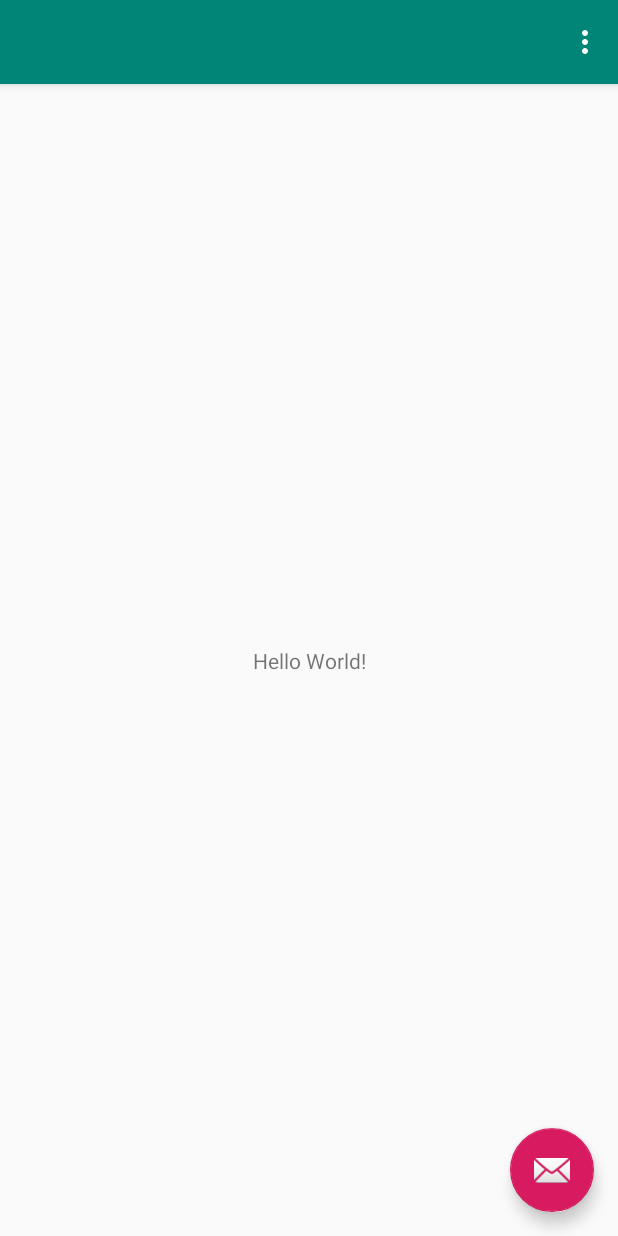
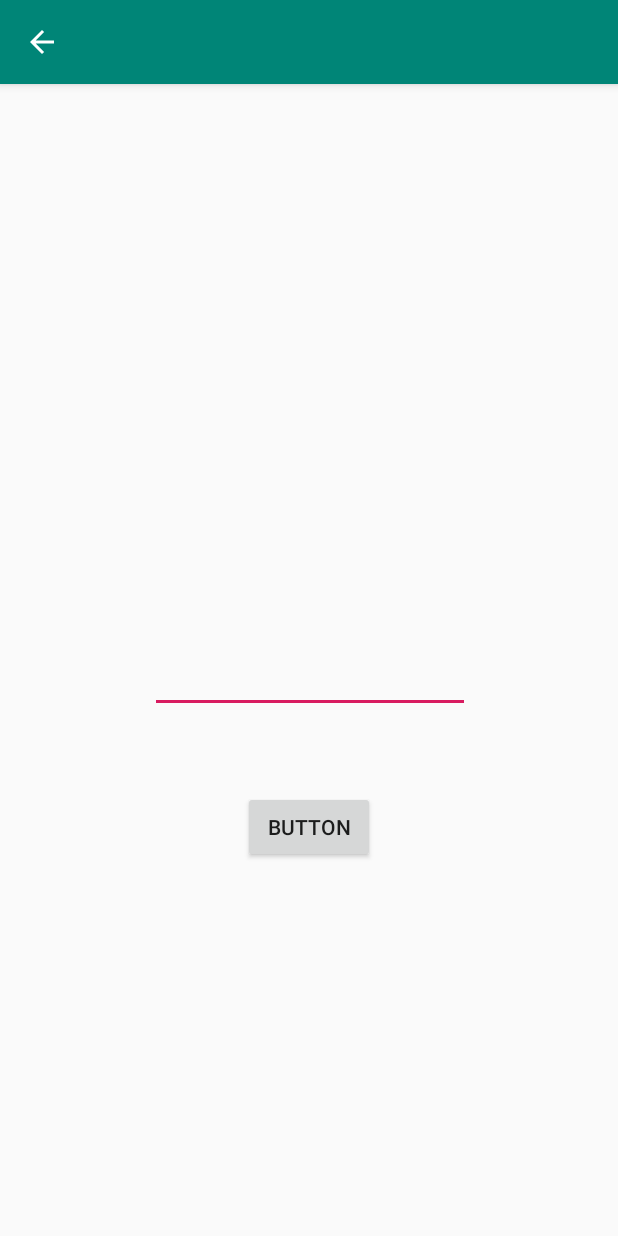
Before and after one commit to c0deful/shoppin-list-app, an Android app: the screen it shows after launch (ShoppingListActivity before the commit, SettingsActivity after it), in the options menu, after a tap on an icon or button, on a phone screen of 412 x 824 dp. Run offline under Robolectric (Android 15) with nearby library versions, the phone set to English and light mode, and no system bars.

Commit message:
Add base activity content for product list and settings

```diff
--- a/app/src/main/AndroidManifest.xml
+++ b/app/src/main/AndroidManifest.xml
@@ -1,6 +1,6 @@
 <?xml version="1.0" encoding="utf-8"?>
 <manifest xmlns:android="http://schemas.android.com/apk/res/android"
-    package="dplewa.pl.shoppinglistapp" >
+    package="pl.dplewa.shoppinglistapp" >
 
     <application
         android:allowBackup="true"
@@ -15,10 +15,10 @@
             android:theme="@style/AppTheme.NoActionBar" >
             <intent-filter>
                 <action android:name="android.intent.action.MAIN" />
-
                 <category android:name="android.intent.category.LAUNCHER" />
             </intent-filter>
         </activity>
+        <activity android:name=".SettingsActivity" android:parentActivityName=".ShoppingListActivity"/>
     </application>
 
 </manifest>
--- /dev/null
+++ b/app/src/main/java/pl/dplewa/shoppinglistapp/AddProductActivity.java
@@ -0,0 +1,6 @@
+package pl.dplewa.shoppinglistapp;
+
+import android.support.v7.app.AppCompatActivity;
+
+public class AddProductActivity extends AppCompatActivity {
+}
--- /dev/null
+++ b/app/src/main/java/pl/dplewa/shoppinglistapp/EditProductActivity.java
@@ -0,0 +1,6 @@
+package pl.dplewa.shoppinglistapp;
+
+import android.support.v7.app.AppCompatActivity;
+
+public class EditProductActivity extends AppCompatActivity {
+}
--- /dev/null
+++ b/app/src/main/java/pl/dplewa/shoppinglistapp/Product.java
@@ -0,0 +1,39 @@
+package pl.dplewa.shoppinglistapp;
+
+import java.math.BigDecimal;
+
+public class Product {
+    private String name;
+    private BigDecimal price;
+    private boolean isPurchased;
+
+    public Product(String name, BigDecimal price, boolean isPurchased) {
+        this.name = name;
+        this.price = price;
+        this.isPurchased = isPurchased;
+    }
+
+    public String getName() {
+        return name;
+    }
+
+    public void setName(String name) {
+        this.name = name;
+    }
+
+    public BigDecimal getPrice() {
+        return price;
+    }
+
+    public void setPrice(BigDecimal price) {
+        this.price = price;
+    }
+
+    public boolean isPurchased() {
+        return isPurchased;
+    }
+
+    public void setPurchased(boolean purchased) {
+        isPurchased = purchased;
+    }
+}
--- /dev/null
+++ b/app/src/main/java/pl/dplewa/shoppinglistapp/ProductAdapter.java
@@ -0,0 +1,54 @@
+package pl.dplewa.shoppinglistapp;
+
+import android.content.Context;
+import android.support.annotation.NonNull;
+import android.support.v7.widget.RecyclerView;
+import android.view.LayoutInflater;
+import android.view.View;
+import android.view.ViewGroup;
+import android.widget.CheckBox;
+import android.widget.TextView;
+
+import java.util.List;
+
+public class ProductAdapter extends RecyclerView.Adapter<ProductAdapter.ViewHolder> {
+
+    private List<Product> products;
+    private Context context;
+
+    public ProductAdapter(List<Product> products, Context context) {
+        this.products = products;
+        this.context = context;
+    }
+
+    @NonNull
+    @Override
+    public ProductAdapter.ViewHolder onCreateViewHolder(@NonNull ViewGroup viewGroup, int i) {
+        return new ViewHolder(LayoutInflater.from(viewGroup.getContext())
+                .inflate(R.layout.product, viewGroup, false));
+    }
+
+    @Override
+    public void onBindViewHolder(@NonNull ProductAdapter.ViewHolder viewHolder, int i) {
+        Product product = products.get(i);
+        viewHolder.name.setText(product.getName());
+        viewHolder.isPurchased.setChecked(product.isPurchased());
+    }
+
+    @Override
+    public int getItemCount() {
+        return products.size();
+    }
+
+    public final class ViewHolder extends RecyclerView.ViewHolder {
+
+        private TextView name;
+        private CheckBox isPurchased;
+
+        public ViewHolder(@NonNull View itemView) {
+            super(itemView);
+            name = itemView.findViewById(R.id.productNameText);
+            isPurchased = itemView.findViewById(R.id.productPurchasedCheckBox);
+        }
+    }
+}
--- /dev/null
+++ b/app/src/main/java/pl/dplewa/shoppinglistapp/SettingsActivity.java
@@ -0,0 +1,30 @@
+package pl.dplewa.shoppinglistapp;
+
+import android.content.Context;
+import android.content.SharedPreferences;
+import android.os.Bundle;
+import android.support.v7.app.AppCompatActivity;
+import android.view.View;
+import android.widget.EditText;
+import android.widget.Toast;
+
+public class SettingsActivity extends AppCompatActivity {
+    private static final String OPTION_1 = "option1";
+    private EditText editText;
+    private SharedPreferences sharedPreferences;
+
+    @Override
+    protected void onCreate(Bundle savedInstanceState) {
+        super.onCreate(savedInstanceState);
+        setContentView(R.layout.activity_settings);
+        sharedPreferences = getPreferences(Context.MODE_PRIVATE);
+        editText = findViewById(R.id.editText);
+        editText.setText(sharedPreferences.getString(OPTION_1, ""));
+    }
+    public void saveSettings(View view) {
+        // TODO
+        String value = editText.getText().toString();
+        sharedPreferences.edit().putString(OPTION_1, value).apply();
+        Toast.makeText(this, value, Toast.LENGTH_SHORT).show();
+    }
+}
--- a/app/src/main/java/dplewa/pl/shoppinglistapp/ShoppingListActivity.java
+++ b/app/src/main/java/pl/dplewa/shoppinglistapp/ShoppingListActivity.java
@@ -1,13 +1,20 @@
-package dplewa.pl.shoppinglistapp;
+package pl.dplewa.shoppinglistapp;
 
+import android.content.Intent;
 import android.os.Bundle;
 import android.support.design.widget.FloatingActionButton;
 import android.support.design.widget.Snackbar;
 import android.support.v7.app.AppCompatActivity;
+import android.support.v7.widget.LinearLayoutManager;
+import android.support.v7.widget.RecyclerView;
 import android.support.v7.widget.Toolbar;
 import android.view.View;
 import android.view.Menu;
 import android.view.MenuItem;
+
+import java.math.BigDecimal;
+import java.util.Arrays;
+import java.util.List;
 
 public class ShoppingListActivity extends AppCompatActivity {
 
@@ -15,10 +22,10 @@ public class ShoppingListActivity extends AppCompatActivity {
     protected void onCreate(Bundle savedInstanceState) {
         super.onCreate(savedInstanceState);
         setContentView(R.layout.activity_shopping_list);
-        Toolbar toolbar = (Toolbar) findViewById(R.id.toolbar);
+        Toolbar toolbar = findViewById(R.id.toolbar);
         setSupportActionBar(toolbar);
 
-       FloatingActionButton fab = (FloatingActionButton) findViewById(R.id.fab);
+        FloatingActionButton fab = findViewById(R.id.fab);
         fab.setOnClickListener(new View.OnClickListener() {
             @Override
             public void onClick(View view) {
@@ -26,6 +33,16 @@ public class ShoppingListActivity extends AppCompatActivity {
                         .setAction("Action", null).show();
             }
         });
+
+        RecyclerView shoppingListRecycler = findViewById(R.id.shoppingListRecycler);
+        shoppingListRecycler.setLayoutManager(new LinearLayoutManager(this));
+        shoppingListRecycler.setAdapter(new ProductAdapter(this.getProducts(), this));
+    }
+
+    private List<Product> getProducts() {
+        return Arrays.asList(new Product("Mleko", new BigDecimal("3.20"), true),
+                new Product("Mąka", new BigDecimal("1.00"), false),
+                new Product("Jajka", new BigDecimal("1.50"), false));
     }
 
     @Override
@@ -42,8 +59,8 @@ public class ShoppingListActivity extends AppCompatActivity {
         // as you specify a parent activity in AndroidManifest.xml.
         int id = item.getItemId();
 
-        //noinspection SimplifiableIfStatement
         if (id == R.id.action_settings) {
+            startActivity(new Intent(this, SettingsActivity.class));
             return true;
         }
 
--- /dev/null
+++ b/app/src/main/res/layout/activity_settings.xml
@@ -0,0 +1,40 @@
+<?xml version="1.0" encoding="utf-8"?>
+<android.support.constraint.ConstraintLayout
+    xmlns:android="http://schemas.android.com/apk/res/android"
+    xmlns:app="http://schemas.android.com/apk/res-auto"
+    xmlns:tools="http://schemas.android.com/tools"
+    android:layout_width="match_parent"
+    android:layout_height="match_parent"
+    app:layout_behavior="@string/appbar_scrolling_view_behavior">
+
+    <Button
+        android:id="@+id/button"
+        android:onClick="saveSettings"
+        android:layout_width="wrap_content"
+        android:layout_height="wrap_content"
+        android:layout_marginStart="8dp"
+        android:layout_marginTop="8dp"
+        android:layout_marginEnd="8dp"
+        android:layout_marginBottom="8dp"
+        android:text="Button"
+        app:layout_constraintBottom_toBottomOf="parent"
+        app:layout_constraintEnd_toEndOf="parent"
+        app:layout_constraintStart_toStartOf="parent"
+        app:layout_constraintTop_toTopOf="parent"
+        app:layout_constraintVertical_bias="0.658" />
+
+    <EditText
+        android:id="@+id/editText"
+        android:layout_width="wrap_content"
+        android:layout_height="wrap_content"
+        android:layout_marginStart="8dp"
+        android:layout_marginEnd="8dp"
+        android:layout_marginBottom="52dp"
+        android:ems="10"
+        android:inputType="textPersonName"
+        android:text="Name"
+        app:layout_constraintBottom_toTopOf="@+id/button"
+        app:layout_constraintEnd_toEndOf="parent"
+        app:layout_constraintHorizontal_bias="0.503"
+        app:layout_constraintStart_toStartOf="parent" />
+</android.support.constraint.ConstraintLayout>
--- a/app/src/main/res/layout/content_shopping_list.xml
+++ b/app/src/main/res/layout/content_shopping_list.xml
@@ -9,13 +9,13 @@
     tools:showIn="@layout/activity_shopping_list"
     tools:context=".ShoppingListActivity">
 
-    <TextView
-        android:layout_width="wrap_content"
-        android:layout_height="wrap_content"
-        android:text="Hello World!"
+    <android.support.v7.widget.RecyclerView
+        android:id="@+id/shoppingListRecycler"
+        android:layout_width="0dp"
+        android:layout_height="0dp"
         app:layout_constraintBottom_toBottomOf="parent"
-        app:layout_constraintLeft_toLeftOf="parent"
-        app:layout_constraintRight_toRightOf="parent"
+        app:layout_constraintEnd_toEndOf="parent"
+        app:layout_constraintStart_toStartOf="parent"
         app:layout_constraintTop_toTopOf="parent" />
 
 </android.support.constraint.ConstraintLayout>
```
Also changed, not shown: app/src/main/res/layout/product.xml (added, +25 -0 lines), 4 other files.
